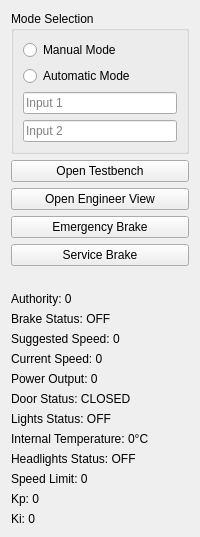
The window that Train Controller/Backend/cc.ui (ColeMinersUnion/Trains) describes before a commit, drawn with Qt 5.
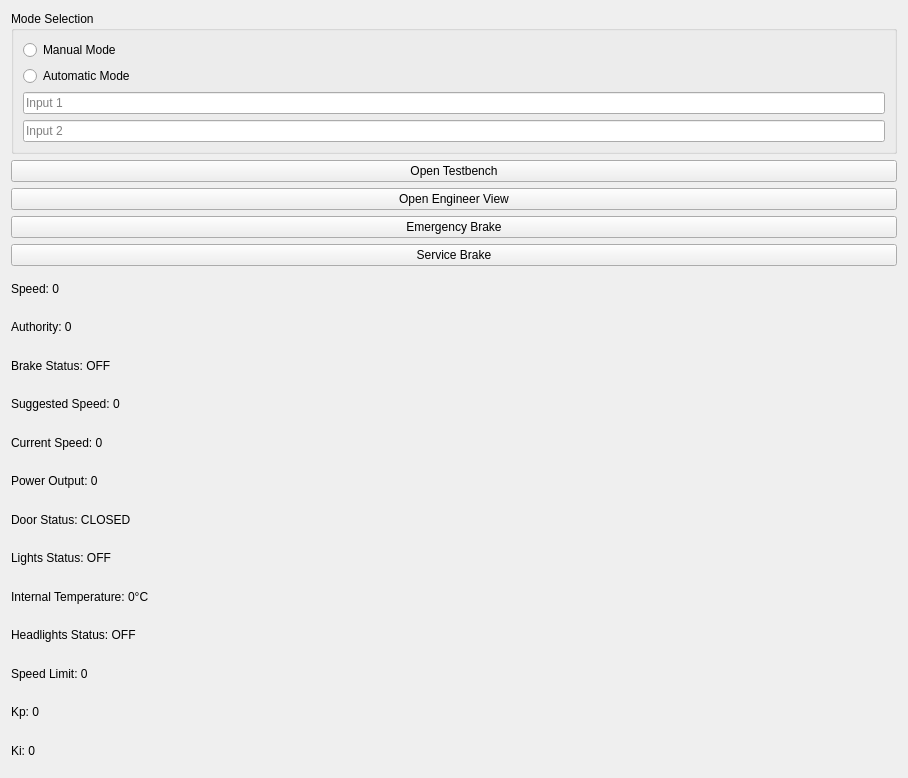
The same window after the commit.

```diff
--- a/Train Controller/Backend/cc.ui
+++ b/Train Controller/Backend/cc.ui
@@ -2,6 +2,14 @@
 <ui version="4.0">
  <class>CommandCenter</class>
  <widget class="QWidget" name="CommandCenter">
+  <property name="geometry">
+   <rect>
+    <x>0</x>
+    <y>0</y>
+    <width>908</width>
+    <height>778</height>
+   </rect>
+  </property>
   <property name="windowTitle">
    <string>Command Center</string>
   </property>
@@ -74,6 +82,7 @@
    <item>
     <widget class="QLabel" name="speed_label">
      <property name="text">
+      <string>Speed: 0</string>
      </property>
     </widget>
    </item>
```
Left out of the diff: 8 changed lines with no effect on the pictures.
